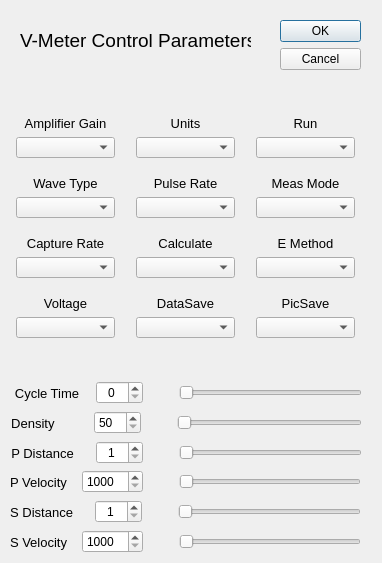
This is control_dialog.ui in ndtmike/Veelinx as Qt 5 draws it before an edit. The edited form follows.
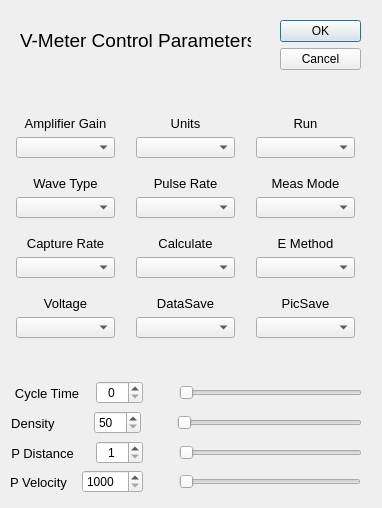
This is the edited form.

Commit message: Verify Control Dialog

What changed in the file:
```diff
--- a/control_dialog.ui
+++ b/control_dialog.ui
@@ -7,7 +7,7 @@
     <x>0</x>
     <y>0</y>
     <width>382</width>
-    <height>563</height>
+    <height>508</height>
    </rect>
   </property>
   <property name="windowTitle">
@@ -824,132 +824,6 @@
     </item>
    </layout>
   </widget>
-  <widget class="QWidget" name="layoutWidget_11">
-   <property name="geometry">
-    <rect>
-     <x>10</x>
-     <y>500</y>
-     <width>351</width>
-     <height>24</height>
-    </rect>
-   </property>
-   <layout class="QHBoxLayout" name="horizontalLayout_9">
-    <property name="spacing">
-     <number>36</number>
-    </property>
-    <item>
-     <layout class="QHBoxLayout" name="horizontalLayout_10">
-      <property name="spacing">
-       <number>11</number>
-      </property>
-      <item>
-       <widget class="QLabel" name="lblSDistance">
-        <property name="font">
-         <font>
-          <pointsize>10</pointsize>
-         </font>
-        </property>
-        <property name="text">
-         <string>S Distance   </string>
-        </property>
-        <property name="alignment">
-         <set>Qt::AlignCenter</set>
-        </property>
-       </widget>
-      </item>
-      <item>
-       <widget class="QSpinBox" name="SDistanceSpinBox">
-        <property name="layoutDirection">
-         <enum>Qt::LeftToRight</enum>
-        </property>
-        <property name="alignment">
-         <set>Qt::AlignCenter</set>
-        </property>
-        <property name="minimum">
-         <number>1</number>
-        </property>
-        <property name="maximum">
-         <number>600</number>
-        </property>
-       </widget>
-      </item>
-     </layout>
-    </item>
-    <item>
-     <widget class="QSlider" name="horizontalSliderSDistance">
-      <property name="minimum">
-       <number>1</number>
-      </property>
-      <property name="maximum">
-       <number>600</number>
-      </property>
-      <property name="orientation">
-       <enum>Qt::Horizontal</enum>
-      </property>
-     </widget>
-    </item>
-   </layout>
-  </widget>
-  <widget class="QWidget" name="layoutWidget_12">
-   <property name="geometry">
-    <rect>
-     <x>10</x>
-     <y>530</y>
-     <width>351</width>
-     <height>24</height>
-    </rect>
-   </property>
-   <layout class="QHBoxLayout" name="horizontalLayout_11">
-    <property name="spacing">
-     <number>36</number>
-    </property>
-    <item>
-     <layout class="QHBoxLayout" name="horizontalLayout_12">
-      <property name="spacing">
-       <number>15</number>
-      </property>
-      <item>
-       <widget class="QLabel" name="lblSVelocity">
-        <property name="font">
-         <font>
-          <pointsize>10</pointsize>
-         </font>
-        </property>
-        <property name="text">
-         <string>S Velocity</string>
-        </property>
-        <property name="alignment">
-         <set>Qt::AlignCenter</set>
-        </property>
-       </widget>
-      </item>
-      <item>
-       <widget class="QSpinBox" name="SVelocitySpinBox">
-        <property name="minimum">
-         <number>1000</number>
-        </property>
-        <property name="maximum">
-         <number>40000</number>
-        </property>
-       </widget>
-      </item>
-     </layout>
-    </item>
-    <item>
-     <widget class="QSlider" name="horizontalSliderSVelocity">
-      <property name="minimum">
-       <number>1000</number>
-      </property>
-      <property name="maximum">
-       <number>40000</number>
-      </property>
-      <property name="orientation">
-       <enum>Qt::Horizontal</enum>
-      </property>
-     </widget>
-    </item>
-   </layout>
-  </widget>
   <widget class="QWidget" name="layoutWidget_13">
    <property name="geometry">
     <rect>
```
Left out of the diff: 2 changed lines with no effect on the pictures. The commit also changes 3 other files.
